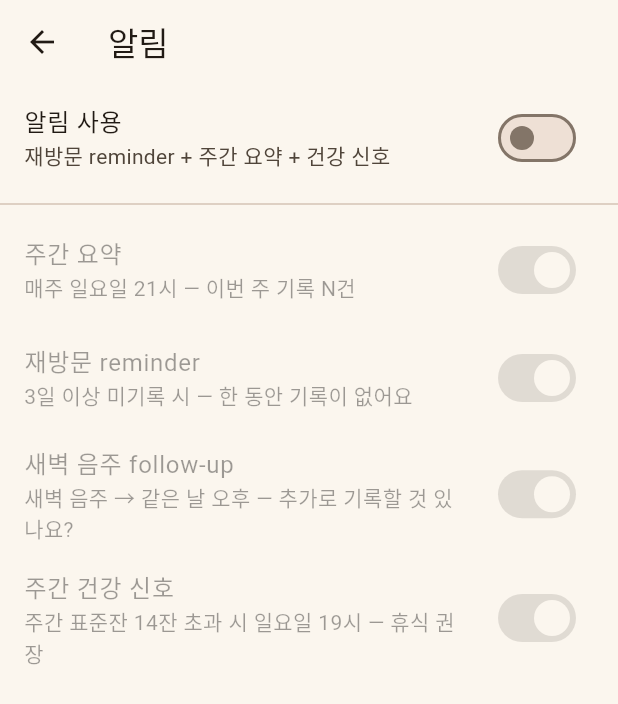
After one commit to Roast-Fried/Albie, a Flutter app: the NotificationSettingsScreen screen opened directly, after a tap on "알림 사용", on a phone screen of 412 x 824 dp. The commit adds this screen. Shown: the top 704 px of the screen. Run offline on Flutter 3.47's test engine with Material 3 defaults, Android fonts, the phone set to English and light mode, and no system bars; our stand-ins replace cross_file, dio, fl_chart, flutter_local_notifications, flutter_riverpod, flutter_secure_storage and 5 more; accounts and stored records are empty; Roboto replaces fonts that are missing (Pretendard).

Commit message:
feat: Phase C2 알림 — local notifications (재방문 reminder + 주간 요약 + 건강 신호)
flutter_local_notifications + timezone + permission_handler 도입. device 자체
schedule (서버 push 없음). FCM 서버 push 는 docs/notification-fcm-setup.md 안내.

4 시나리오:
- 주간 요약 (idWeeklySummary 100): 매주 일요일 21:00 — 이번 주 기록 N건
- 재방문 reminder (idAtRisk 200): 마지막 기록 후 3일 — 한 동안 기록이 없어요
- 새벽 음주 follow-up (idLateNightFollowup 300): 새벽(0-5시) 음주 → 같은 날 14:00
- 주간 건강 신호 (idHealthSignal 400): 주간 표준잔 14잔 초과 시 일요일 19:00

권한:
- Android: POST_NOTIFICATIONS (13+) + RECEIVE_BOOT_COMPLETED + SCHEDULE/USE_EXACT_ALARM
- iOS: UNUserNotificationCenter requestPermissions (alert/badge/sound)
- ScheduledNotificationBootReceiver Manifest 등록 — 부팅 후 schedule 복원

저장 hook (draft_review_viewmodel.saveToDb):
- 저장 직후 사용자 알림 설정 따라 시나리오 별 reminder 재스케줄.
- master off 또는 권한 부재 시 silent skip.

Settings:
- Settings 메인에 "알림" 항목 추가 (notifications_outlined icon).
- NotificationSettingsScreen: master on/off + 4 시나리오 type 별 toggle +
  권한 부재 시 경고 표시.
- SharedPreferences 저장 (notif_master_enabled / notif_weekly_summary 등).

main.dart:
- WidgetsFlutterBinding.ensureInitialized 후 NotificationService.init()
  (timezone DB + Android channel) — unawaited 비차단.

docs/notification-fcm-setup.md:
- 서버 주도 push 필요 시 Firebase + APNs 설정 6 단계 안내.
- 학생 과제 범위는 local notification 만으로 충분 명시.

검증: flutter analyze 0 issues + flutter test --exclude-tags golden 109/109.

```diff
--- a/lib/main.dart
+++ b/lib/main.dart
@@ -5,6 +5,7 @@ import 'package:flutter/material.dart';
 import 'package:flutter_riverpod/flutter_riverpod.dart';
 import 'app.dart';
 import 'core/database/database_init.dart';
+import 'integrations/notification/notification_service.dart';
 
 /// 전역 crash handler — Flutter framework / async / platform 에러를 모두 캡처.
 ///
@@ -46,6 +47,9 @@ void main() {
       }
 
       initDatabaseFactory();
+      // Phase C2 알림 service — timezone DB + Android channel 초기화. 권한 요청
+      // 은 onboarding 또는 Settings 의 명시 사용자 액션 시점에 별도.
+      unawaited(NotificationService.instance.init());
       runApp(const ProviderScope(child: AlbiApp()));
     },
     (Object error, StackTrace stack) {
--- /dev/null
+++ b/lib/viewmodels/notification_settings_viewmodel.dart
@@ -0,0 +1,131 @@
+import 'package:flutter_riverpod/flutter_riverpod.dart';
+import 'package:shared_preferences/shared_preferences.dart';
+
+import '../integrations/notification/notification_service.dart';
+
+/// Phase C2 알림 설정 — type 별 on/off toggle + 권한 상태.
+///
+/// SharedPreferences 저장. 전체 master toggle + 4 시나리오 별 toggle.
+class NotificationSettingsState {
+  /// 마스터 — 모두 비활성화하면 전체 schedule 취소.
+  final bool masterEnabled;
+  final bool weeklySummary;
+  final bool atRiskReminder;
+  final bool lateNightFollowup;
+  final bool healthSignal;
+
+  /// device 권한 (Android 13+ / iOS) — 실제 OS 권한.
+  final bool permissionGranted;
+
+  const NotificationSettingsState({
+    this.masterEnabled = true,
+    this.weeklySummary = true,
+    this.atRiskReminder = true,
+    this.lateNightFollowup = true,
+    this.healthSignal = true,
+    this.permissionGranted = false,
+  });
+
+  NotificationSettingsState copyWith({
+    bool? masterEnabled,
+    bool? weeklySummary,
+    bool? atRiskReminder,
+    bool? lateNightFollowup,
+    bool? healthSignal,
+    bool? permissionGranted,
+  }) {
+    return NotificationSettingsState(
+      masterEnabled: masterEnabled ?? this.masterEnabled,
+      weeklySummary: weeklySummary ?? this.weeklySummary,
+      atRiskReminder: atRiskReminder ?? this.atRiskReminder,
+      lateNightFollowup: lateNightFollowup ?? this.lateNightFollowup,
+      healthSignal: healthSignal ?? this.healthSignal,
+      permissionGranted: permissionGranted ?? this.permissionGranted,
+    );
+  }
+
+  /// 어떤 시나리오라도 활성이면 true — schedule 운영 여부.
+  bool get anyTypeActive =>
+      masterEnabled &&
+      (weeklySummary || atRiskReminder || lateNightFollowup || healthSignal);
+}
+
+class NotificationSettingsNotifier
+    extends AsyncNotifier<NotificationSettingsState> {
+  static const _kMaster = 'notif_master_enabled';
+  static const _kWeekly = 'notif_weekly_summary';
+  static const _kAtRisk = 'notif_at_risk';
+  static const _kLateNight = 'notif_late_night';
+  static const _kHealth = 'notif_health_signal';
+
+  @override
+  Future<NotificationSettingsState> build() async {
+    final prefs = await SharedPreferences.getInstance();
+    final perm = await NotificationService.instance.isPermissionGranted();
+
+    return NotificationSettingsState(
+      masterEnabled: prefs.getBool(_kMaster) ?? true,
+      weeklySummary: prefs.getBool(_kWeekly) ?? true,
+      atRiskReminder: prefs.getBool(_kAtRisk) ?? true,
+      lateNightFollowup: prefs.getBool(_kLateNight) ?? true,
+      healthSignal: prefs.getBool(_kHealth) ?? true,
+      permissionGranted: perm,
+    );
+  }
+
+  Future<void> _save(NotificationSettingsState s) async {
+    final prefs = await SharedPreferences.getInstance();
+    await prefs.setBool(_kMaster, s.masterEnabled);
+    await prefs.setBool(_kWeekly, s.weeklySummary);
+    await prefs.setBool(_kAtRisk, s.atRiskReminder);
+    await prefs.setBool(_kLateNight, s.lateNightFollowup);
+    await prefs.setBool(_kHealth, s.healthSignal);
+    state = AsyncData(s);
+
+    // master off 또는 모든 type off 면 schedule 취소.
+    if (!s.anyTypeActive) {
+      await NotificationService.instance.cancelAll();
+    }
+  }
+
+  Future<void> setMaster(bool v) async {
+    final cur = state.valueOrNull ?? const NotificationSettingsState();
+    if (v && !cur.permissionGranted) {
+      final granted = await NotificationService.instance.requestPermission();
+      await _save(cur.copyWith(masterEnabled: v, permissionGranted: granted));
+    } else {
+      await _save(cur.copyWith(masterEnabled: v));
+    }
+  }
+
+  Future<void> setWeekly(bool v) async {
+    final cur = state.valueOrNull ?? const NotificationSettingsState();
+    await _save(cur.copyWith(weeklySummary: v));
+  }
+
+  Future<void> setAtRisk(bool v) async {
+    final cur = state.valueOrNull ?? const NotificationSettingsState();
+    await _save(cur.copyWith(atRiskReminder: v));
+  }
+
+  Future<void> setLateNight(bool v) async {
+    final cur = state.valueOrNull ?? const NotificationSettingsState();
+    await _save(cur.copyWith(lateNightFollowup: v));
+  }
+
+  Future<void> setHealth(bool v) async {
+    final cur = state.valueOrNull ?? const NotificationSettingsState();
+    await _save(cur.copyWith(healthSignal: v));
+  }
+
+  Future<void> refreshPermission() async {
+    final cur = state.valueOrNull ?? const NotificationSettingsState();
+    final perm = await NotificationService.instance.isPermissionGranted();
+    state = AsyncData(cur.copyWith(permissionGranted: perm));
+  }
+}
+
+final notificationSettingsProvider = AsyncNotifierProvider<
+    NotificationSettingsNotifier, NotificationSettingsState>(
+  NotificationSettingsNotifier.new,
+);
--- /dev/null
+++ b/lib/views/settings/notification_settings_screen.dart
@@ -0,0 +1,79 @@
+import 'package:flutter/material.dart';
+import 'package:flutter_riverpod/flutter_riverpod.dart';
+
+import '../../viewmodels/notification_settings_viewmodel.dart';
+
+/// Phase C2 알림 설정 화면 — Settings 의 "알림" 항목에서 진입.
+class NotificationSettingsScreen extends ConsumerWidget {
+  const NotificationSettingsScreen({super.key});
+
+  @override
+  Widget build(BuildContext context, WidgetRef ref) {
+    final settingsAsync = ref.watch(notificationSettingsProvider);
+
+    return Scaffold(
+      appBar: AppBar(title: const Text('알림')),
+      body: settingsAsync.when(
+        loading: () => const Center(child: CircularProgressIndicator()),
+        error: (e, _) => Center(child: Text('설정을 불러올 수 없습니다: $e')),
+        data: (s) {
+          final vm = ref.read(notificationSettingsProvider.notifier);
+          final disabled = !s.masterEnabled || !s.permissionGranted;
+
+          return ListView(
+            children: [
+              SwitchListTile(
+                title: const Text('알림 사용'),
+                subtitle: Text(
+                  s.permissionGranted
+                      ? '재방문 reminder + 주간 요약 + 건강 신호'
+                      : 'OS 권한 미허용 — 활성화 시 권한 요청',
+                ),
+                value: s.masterEnabled && s.permissionGranted,
+                onChanged: (v) => vm.setMaster(v),
+              ),
+              if (!s.permissionGranted)
+                Padding(
+                  padding: const EdgeInsets.symmetric(
+                      horizontal: 16, vertical: 4),
+                  child: Text(
+                    '⚠ OS 알림 권한이 꺼져있어요. 시스템 설정에서 권한을 허용해야 알림을 받을 수 있어요.',
+                    style: Theme.of(context).textTheme.bodySmall?.copyWith(
+                          color: Theme.of(context).colorScheme.tertiary,
+                        ),
+                  ),
+                ),
+              const Divider(),
+              SwitchListTile(
+                title: const Text('주간 요약'),
+                subtitle: const Text('매주 일요일 21시 — 이번 주 기록 N건'),
+                value: s.weeklySummary,
+                onChanged: disabled ? null : (v) => vm.setWeekly(v),
+              ),
+              SwitchListTile(
+                title: const Text('재방문 reminder'),
+                subtitle: const Text('3일 이상 미기록 시 — 한 동안 기록이 없어요'),
+                value: s.atRiskReminder,
+                onChanged: disabled ? null : (v) => vm.setAtRisk(v),
+              ),
+              SwitchListTile(
+                title: const Text('새벽 음주 follow-up'),
+                subtitle:
+                    const Text('새벽 음주 → 같은 날 오후 — 추가로 기록할 것 있나요?'),
+                value: s.lateNightFollowup,
+                onChanged: disabled ? null : (v) => vm.setLateNight(v),
+              ),
+              SwitchListTile(
+                title: const Text('주간 건강 신호'),
+                subtitle:
+                    const Text('주간 표준잔 14잔 초과 시 일요일 19시 — 휴식 권장'),
+                value: s.healthSignal,
+                onChanged: disabled ? null : (v) => vm.setHealth(v),
+              ),
+            ],
+          );
+        },
+      ),
+    );
+  }
+}
--- a/pubspec.yaml
+++ b/pubspec.yaml
@@ -22,6 +22,9 @@ dependencies:
   image_picker: ^1.1.2
   sqflite_common_ffi: ^2.3.4+4
   fl_chart: ^0.68.0
+  flutter_local_notifications: ^17.2.4
+  timezone: ^0.9.4
+  permission_handler: ^11.3.1
 
 dev_dependencies:
   flutter_test:
```
Also changed, not shown: lib/integrations/notification/notification_service.dart (added, +243 -0 lines), lib/viewmodels/draft_review_viewmodel.dart (+33 -0 lines), lib/views/settings/settings_screen.dart (+13 -0 lines), pubspec.lock, 2 other files.
